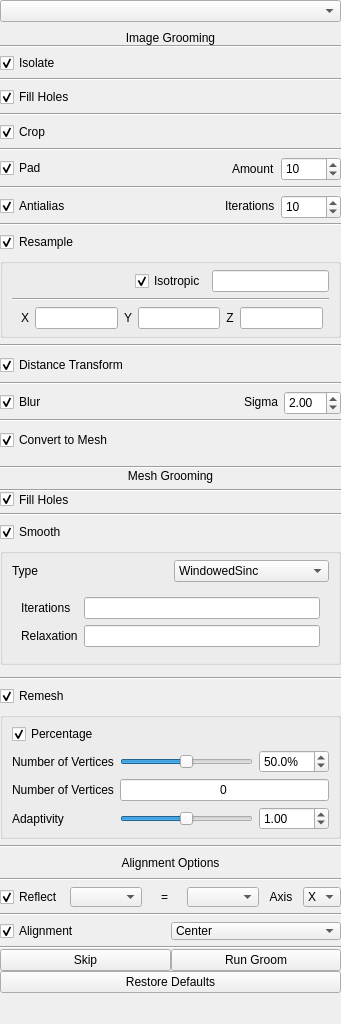
This is Studio/src/Groom/GroomTool.ui in SCIInstitute/ShapeWorks as Qt 5 draws it before an edit. The edited form follows.
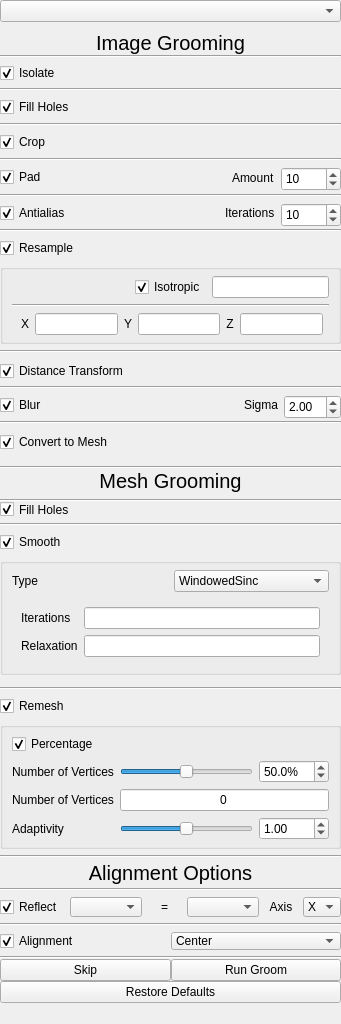
This is the edited form.

Commit message: Increase font size of grooming sections.

Diff of the .ui file:
```diff
--- a/Studio/src/Groom/GroomTool.ui
+++ b/Studio/src/Groom/GroomTool.ui
@@ -66,6 +66,11 @@
       </property>
       <item>
        <widget class="QLabel" name="image_grooming_label">
+        <property name="font">
+         <font>
+          <pointsize>15</pointsize>
+         </font>
+        </property>
         <property name="text">
          <string>Image Grooming</string>
         </property>
@@ -786,6 +791,11 @@
       </item>
       <item>
        <widget class="QLabel" name="mesh_label">
+        <property name="font">
+         <font>
+          <pointsize>15</pointsize>
+         </font>
+        </property>
         <property name="text">
          <string>Mesh Grooming</string>
         </property>
@@ -1201,6 +1211,11 @@
           <height>30</height>
          </size>
         </property>
+        <property name="font">
+         <font>
+          <pointsize>15</pointsize>
+         </font>
+        </property>
         <property name="text">
          <string>Alignment Options</string>
         </property>
```
